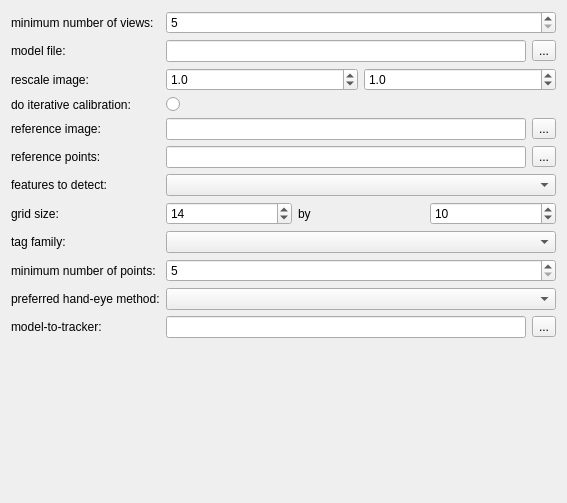
Qt form MITK/Plugins/uk.ac.ucl.cmic.igicameracal/src/internal/CameraCalViewPreferencePage.ui (NifTK/NifTK) before a commit.
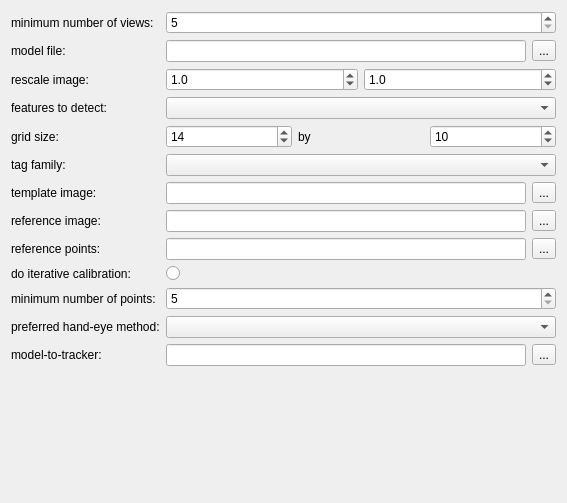
The same form after that commit.

Commit message: Issue #4659: Integrate template matching rings and circles point detectors from NiftyCal.

Diff of the .ui file:
```diff
--- a/MITK/Plugins/uk.ac.ucl.cmic.igicameracal/src/internal/CameraCalViewPreferencePage.ui
+++ b/MITK/Plugins/uk.ac.ucl.cmic.igicameracal/src/internal/CameraCalViewPreferencePage.ui
@@ -117,94 +117,27 @@
       </layout>
      </item>
      <item row="3" column="0">
-      <widget class="QLabel" name="m_IterativeLabel">
-       <property name="text">
-        <string>do iterative calibration:</string>
-       </property>
-      </widget>
-     </item>
-     <item row="3" column="1">
-      <widget class="QRadioButton" name="m_IterativeCheckBox">
-       <property name="toolTip">
-        <string>Do iterative calibration.</string>
-       </property>
-       <property name="text">
-        <string/>
-       </property>
-      </widget>
-     </item>
-     <item row="4" column="0">
-      <widget class="QLabel" name="m_ReferenceImageLabel">
-       <property name="text">
-        <string>reference image:</string>
-       </property>
-      </widget>
-     </item>
-     <item row="4" column="1">
-      <layout class="QHBoxLayout" name="horizontalLayout_6">
-       <item>
-        <widget class="QLineEdit" name="m_ReferenceImageLineEdit">
-         <property name="toolTip">
-          <string>Reference image for iterative calibration.</string>
-         </property>
-        </widget>
-       </item>
-       <item>
-        <widget class="QToolButton" name="m_ReferenceImagePushButton">
-         <property name="text">
-          <string>...</string>
-         </property>
-        </widget>
-       </item>
-      </layout>
-     </item>
-     <item row="5" column="0">
-      <widget class="QLabel" name="m_ReferencePointsLabel">
-       <property name="text">
-        <string>reference points:</string>
-       </property>
-      </widget>
-     </item>
-     <item row="5" column="1">
-      <layout class="QHBoxLayout" name="horizontalLayout_7">
-       <item>
-        <widget class="QLineEdit" name="m_ReferencePointsLineEdit">
-         <property name="toolTip">
-          <string>Reference points (2D) for iterative calibration.</string>
-         </property>
-        </widget>
-       </item>
-       <item>
-        <widget class="QToolButton" name="m_ReferencePointsPushButton">
-         <property name="text">
-          <string>...</string>
-         </property>
-        </widget>
-       </item>
-      </layout>
-     </item>
-     <item row="6" column="0">
       <widget class="QLabel" name="m_FeaturesLabel">
        <property name="text">
         <string>features to detect:</string>
        </property>
       </widget>
      </item>
-     <item row="6" column="1">
+     <item row="3" column="1">
       <widget class="QComboBox" name="m_FeaturesComboBox">
        <property name="toolTip">
         <string>Select type of features.</string>
        </property>
       </widget>
      </item>
-     <item row="7" column="0">
+     <item row="4" column="0">
       <widget class="QLabel" name="m_GridSizeLabel">
        <property name="text">
         <string>grid size:</string>
        </property>
       </widget>
      </item>
-     <item row="7" column="1">
+     <item row="4" column="1">
       <layout class="QHBoxLayout" name="horizontalLayout">
        <item>
         <widget class="QSpinBox" name="m_GridPointsInXSpinBox">
@@ -241,28 +174,116 @@
        </item>
       </layout>
      </item>
-     <item row="8" column="0">
+     <item row="5" column="0">
       <widget class="QLabel" name="m_TagFamilyLabel">
        <property name="text">
         <string>tag family:</string>
        </property>
       </widget>
      </item>
-     <item row="8" column="1">
+     <item row="5" column="1">
       <widget class="QComboBox" name="m_TagFamilyComboBox">
        <property name="toolTip">
         <string>April Tag family name.</string>
        </property>
       </widget>
      </item>
+     <item row="6" column="0">
+      <widget class="QLabel" name="m_TemplateImageLabel">
+       <property name="text">
+        <string>template image:</string>
+       </property>
+      </widget>
+     </item>
+     <item row="6" column="1">
+      <layout class="QHBoxLayout" name="horizontalLayout_3">
+       <item>
+        <widget class="QLineEdit" name="m_TemplateImageLineEdit"/>
+       </item>
+       <item>
+        <widget class="QToolButton" name="m_TemplateImagePushButton">
+         <property name="text">
+          <string>...</string>
+         </property>
+        </widget>
+       </item>
+      </layout>
+     </item>
+     <item row="7" column="0">
+      <widget class="QLabel" name="m_ReferenceImageLabel">
+       <property name="text">
+        <string>reference image:</string>
+       </property>
+      </widget>
+     </item>
+     <item row="7" column="1">
+      <layout class="QHBoxLayout" name="horizontalLayout_6">
+       <item>
+        <widget class="QLineEdit" name="m_ReferenceImageLineEdit">
+         <property name="toolTip">
+          <string>Reference image for iterative calibration.</string>
+         </property>
+        </widget>
+       </item>
+       <item>
+        <widget class="QToolButton" name="m_ReferenceImagePushButton">
+         <property name="text">
+          <string>...</string>
+         </property>
+        </widget>
+       </item>
+      </layout>
+     </item>
+     <item row="8" column="0">
+      <widget class="QLabel" name="m_ReferencePointsLabel">
+       <property name="text">
+        <string>reference points:</string>
+       </property>
+      </widget>
+     </item>
+     <item row="8" column="1">
+      <layout class="QHBoxLayout" name="horizontalLayout_7">
+       <item>
+        <widget class="QLineEdit" name="m_ReferencePointsLineEdit">
+         <property name="toolTip">
+          <string>Reference points (2D) for iterative calibration.</string>
+         </property>
+        </widget>
+       </item>
+       <item>
+        <widget class="QToolButton" name="m_ReferencePointsPushButton">
+         <property name="text">
+          <string>...</string>
+         </property>
+        </widget>
+       </item>
+      </layout>
+     </item>
      <item row="9" column="0">
+      <widget class="QLabel" name="m_IterativeLabel">
+       <property name="text">
+        <string>do iterative calibration:</string>
+       </property>
+      </widget>
+     </item>
+     <item row="9" column="1">
+      <widget class="QRadioButton" name="m_IterativeCheckBox">
+       <property name="toolTip">
+        <string>Do iterative calibration.</string>
+       </property>
+       <property name="text">
+        <string/>
+       </property>
+      </widget>
+     </item>
+     <item row="10" column="0">
       <widget class="QLabel" name="m_MinPointsLabel">
        <property name="text">
         <string>minimum number of points:</string>
        </property>
       </widget>
      </item>
-     <item row="9" column="1">
+     <item row="10" column="1">
       <widget class="QSpinBox" name="m_MinPointsSpinBox">
        <property name="toolTip">
         <string>Minimum number of points for April Tags.</string>
@@ -275,21 +296,21 @@
        </property>
       </widget>
      </item>
-     <item row="10" column="0">
+     <item row="11" column="0">
       <widget class="QLabel" name="m_HandEyeLabel">
        <property name="text">
         <string>preferred hand-eye method:</string>
        </property>
       </widget>
      </item>
-     <item row="10" column="1">
+     <item row="11" column="1">
       <widget class="QComboBox" name="m_HandEyeComboBox">
        <property name="toolTip">
         <string>This plugin calculates all available hand-eye methods, so this is the one to visualise.</string>
        </property>
       </widget>
      </item>
-     <item row="11" column="0">
+     <item row="12" column="0">
       <widget class="QLabel" name="m_ModelToTrackerLabel">
        <property name="toolTip">
         <string>Name of a 4x4 file to describe model to tracker transform.</string>
@@ -299,7 +320,7 @@
        </property>
       </widget>
      </item>
-     <item row="11" column="1">
+     <item row="12" column="1">
       <layout class="QHBoxLayout" name="horizontalLayout_4">
        <item>
         <widget class="QLineEdit" name="m_ModelToTrackerLineEdit"/>
```
The commit also changes 6 other files.
